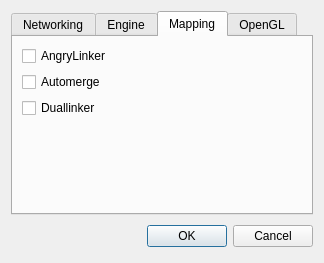
First picture: the form in src/configedit.ui, repository zpc930/pandoramapper, before the edit.
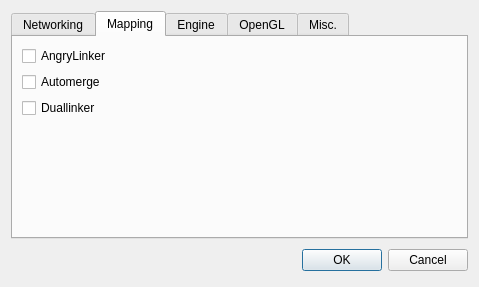
Second picture: the form after the edit. The open tabs and pages were chosen to show the change.

What changed in the file:
```diff
--- a/src/configedit.ui
+++ b/src/configedit.ui
@@ -1,6 +1,14 @@
 <ui version="4.0" >
  <class>ConfigDialog</class>
  <widget class="QDialog" name="ConfigDialog" >
+  <property name="geometry" >
+   <rect>
+    <x>0</x>
+    <y>0</y>
+    <width>479</width>
+    <height>287</height>
+   </rect>
+  </property>
   <property name="windowTitle" >
    <string>Dialog</string>
   </property>
@@ -66,6 +74,47 @@
        </item>
       </layout>
      </widget>
+     <widget class="QWidget" name="mappingTab" >
+      <attribute name="title" >
+       <string>Mapping</string>
+      </attribute>
+      <layout class="QVBoxLayout" >
+       <item>
+        <widget class="QCheckBox" name="checkBox_angrylinker" >
+         <property name="text" >
+          <string>AngryLinker</string>
+         </property>
+        </widget>
+       </item>
+       <item>
+        <widget class="QCheckBox" name="checkBox_automerge" >
+         <property name="text" >
+          <string>Automerge</string>
+         </property>
+        </widget>
+       </item>
+       <item>
+        <widget class="QCheckBox" name="checkBox_duallinker" >
+         <property name="text" >
+          <string>Duallinker</string>
+         </property>
+        </widget>
+       </item>
+       <item>
+        <spacer>
+         <property name="orientation" >
+          <enum>Qt::Vertical</enum>
+         </property>
+         <property name="sizeHint" >
+          <size>
+           <width>20</width>
+           <height>40</height>
+          </size>
+         </property>
+        </spacer>
+       </item>
+      </layout>
+     </widget>
      <widget class="QWidget" name="engineTab" >
       <attribute name="title" >
        <string>Engine</string>
@@ -141,47 +190,6 @@
        </item>
       </layout>
      </widget>
-     <widget class="QWidget" name="mappingTab" >
-      <attribute name="title" >
-       <string>Mapping</string>
-      </attribute>
-      <layout class="QVBoxLayout" >
-       <item>
-        <widget class="QCheckBox" name="checkBox_angrylinker" >
-         <property name="text" >
-          <string>AngryLinker</string>
-         </property>
-        </widget>
-       </item>
-       <item>
-        <widget class="QCheckBox" name="checkBox_automerge" >
-         <property name="text" >
-          <string>Automerge</string>
-         </property>
-        </widget>
-       </item>
-       <item>
-        <widget class="QCheckBox" name="checkBox_duallinker" >
-         <property name="text" >
-          <string>Duallinker</string>
-         </property>
-        </widget>
-       </item>
-       <item>
-        <spacer>
-         <property name="orientation" >
-          <enum>Qt::Vertical</enum>
-         </property>
-         <property name="sizeHint" >
-          <size>
-           <width>20</width>
-           <height>40</height>
-          </size>
-         </property>
-        </spacer>
-       </item>
-      </layout>
-     </widget>
      <widget class="QWidget" name="openglTab" >
       <attribute name="title" >
        <string>OpenGL</string>
@@ -274,6 +282,44 @@
        </item>
       </layout>
      </widget>
+     <widget class="QWidget" name="miscTab" >
+      <attribute name="title" >
+       <string>Misc.</string>
+      </attribute>
+      <widget class="QComboBox" name="misc_startupMode" >
+       <property name="geometry" >
+        <rect>
+         <x>120</x>
+         <y>20</y>
+         <width>131</width>
+         <height>32</height>
+        </rect>
+       </property>
+       <item>
+        <property name="text" >
+         <string>Select mode</string>
+        </property>
+       </item>
+       <item>
+        <property name="text" >
+         <string>Move mode</string>
+        </property>
+       </item>
+      </widget>
+      <widget class="QLabel" name="misc_startupModeLabel" >
+       <property name="geometry" >
+        <rect>
+         <x>10</x>
+         <y>20</y>
+         <width>111</width>
+         <height>31</height>
+        </rect>
+       </property>
+       <property name="text" >
+        <string>Startup Mode:</string>
+       </property>
+      </widget>
+     </widget>
     </widget>
    </item>
    <item>
```
